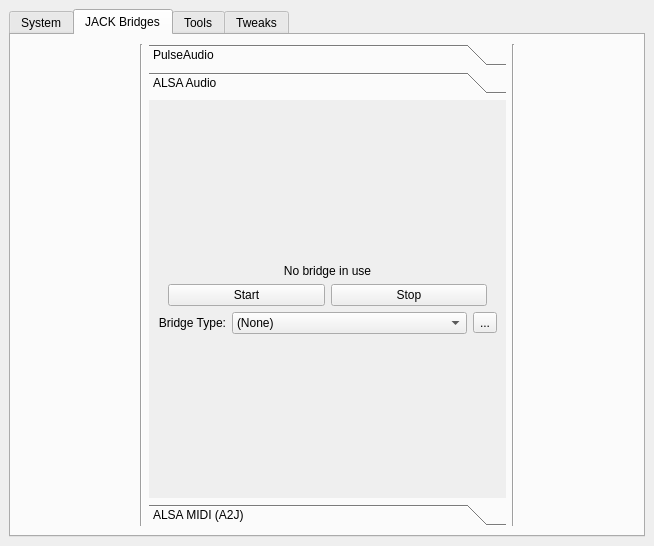
First picture: the form in resources/ui/cadence.ui, repository LADI/Cadence, before the edit.
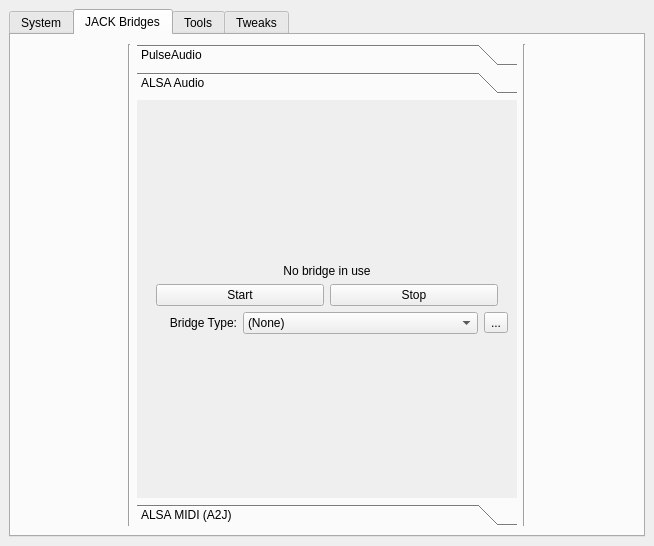
Second picture: the form after the edit. The open tabs and pages were chosen to show the change. Icons and pictures are not drawn. Custom widgets are drawn as their Qt base class.

Commit message: increase bridges toolBox to prevent truncked contents

Patch:
```diff
--- a/resources/ui/cadence.ui
+++ b/resources/ui/cadence.ui
@@ -756,7 +756,21 @@
         </item>
         <item>
          <widget class="QToolBox" name="toolBoxBridges">
-          <widget class="QWidget" name="toolBoxBridgesPage1" native="true">
+          <property name="minimumSize">
+           <size>
+            <width>380</width>
+            <height>0</height>
+           </size>
+          </property>
+          <widget class="QWidget" name="toolBoxBridgesPage1">
+           <property name="geometry">
+            <rect>
+             <x>0</x>
+             <y>0</y>
+             <width>586</width>
+             <height>368</height>
+            </rect>
+           </property>
            <attribute name="label">
             <string>PulseAudio</string>
            </attribute>
@@ -1041,7 +1055,15 @@
             </item>
            </layout>
           </widget>
-          <widget class="QWidget" name="toolBoxBridgesPage2" native="true">
+          <widget class="QWidget" name="toolBoxBridgesPage2">
+           <property name="geometry">
+            <rect>
+             <x>0</x>
+             <y>0</y>
+             <width>382</width>
+             <height>389</height>
+            </rect>
+           </property>
            <attribute name="label">
             <string>ALSA Audio</string>
            </attribute>
@@ -1061,6 +1083,12 @@
             </item>
             <item>
              <widget class="QLabel" name="label_bridge_alsa">
+              <property name="minimumSize">
+               <size>
+                <width>0</width>
+                <height>0</height>
+               </size>
+              </property>
               <property name="text">
                <string>No bridge in use</string>
               </property>
```
Left out of the diff: 18 changed lines with no effect on the pictures. The commit also changes 2 other files.
